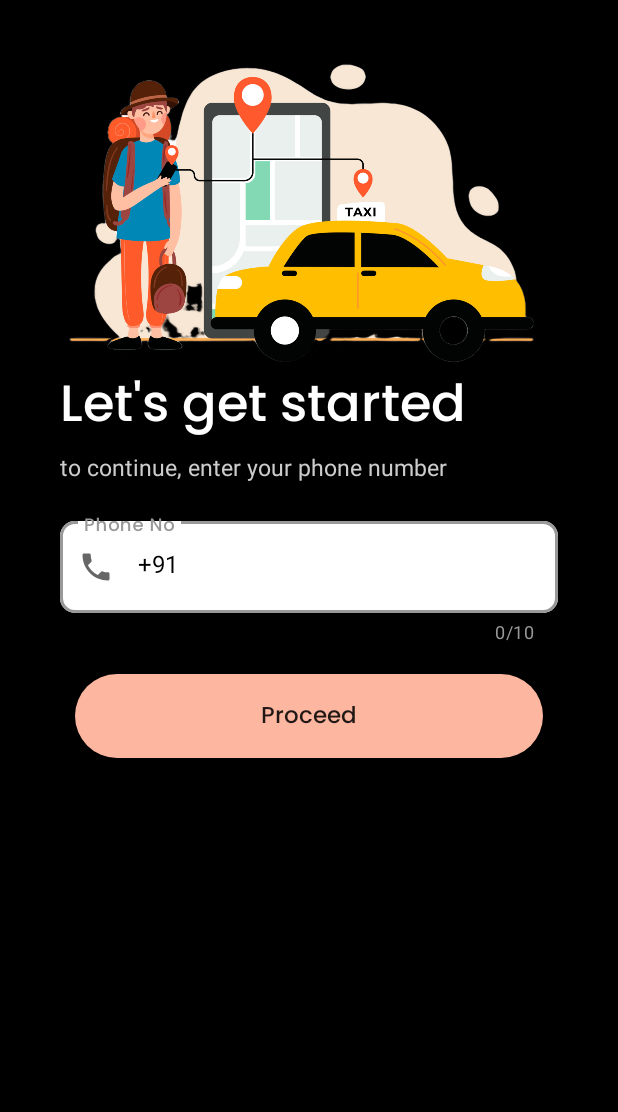
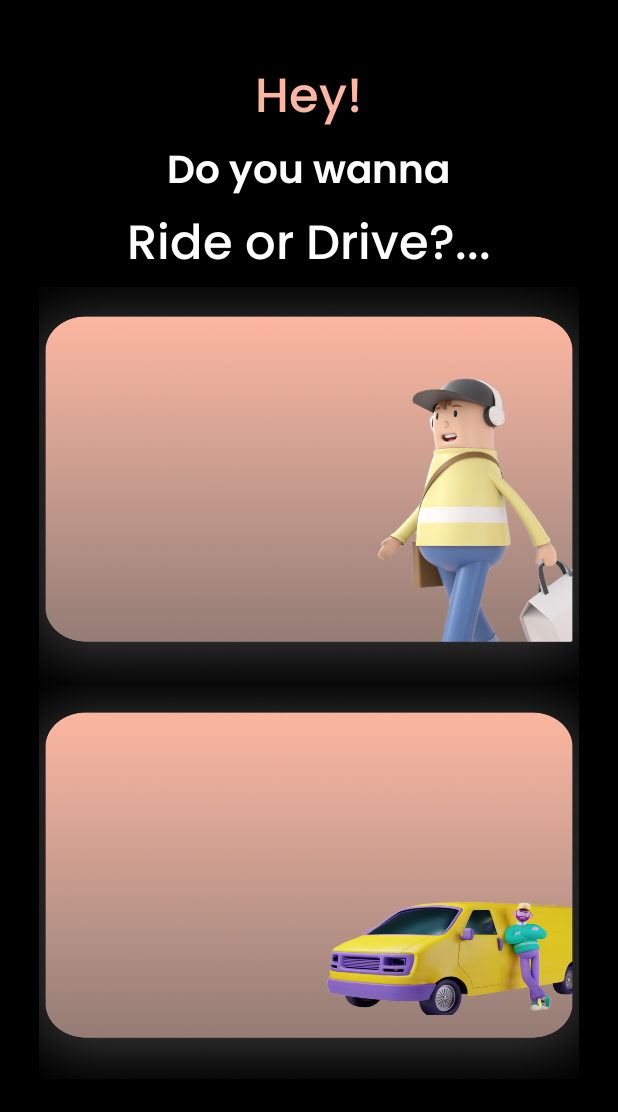
Before and after one commit to Rekt-Cat/Posito-Cabs, an Android app: the screen it shows after launch (LogInActivity before the commit, OnBoardingActivity after it), on a phone screen of 412 x 824 dp. Shown: the top 1112 px of the screen. Run offline under Robolectric (Android 15) with nearby library versions, the phone set to English and light mode, and no system bars.

Commit message:
splash screen1

```diff
--- a/app/src/main/AndroidManifest.xml
+++ b/app/src/main/AndroidManifest.xml
@@ -15,6 +15,9 @@
         android:theme="@style/Theme.PositoCabs"
         tools:targetApi="31">
         <activity
+            android:name=".Views.Auth.LogInActivity"
+            android:exported="false" />
+        <activity
             android:name=".Views.Auth.OtpActivity"
             android:exported="false" />
         <activity
@@ -30,7 +33,7 @@
             android:name=".MainActivity"
             android:exported="false" />
         <activity
-            android:name=".Views.Auth.LogInActivity"
+            android:name=".Views.OnBoardingActivity"
             android:exported="true">
             <intent-filter>
                 <action android:name="android.intent.action.MAIN" />
--- a/app/src/main/java/com/example/positocabs/Views/Auth/LogInActivity.java
+++ b/app/src/main/java/com/example/positocabs/Views/Auth/LogInActivity.java
@@ -31,7 +31,6 @@ public class LogInActivity extends AppCompatActivity {
     TextInputEditText phoneNo;
     AppCompatButton logInBtn;
 
-
     @Override
     protected void onCreate(Bundle savedInstanceState) {
         super.onCreate(savedInstanceState);
@@ -46,6 +45,8 @@ public class LogInActivity extends AppCompatActivity {
         auth=FirebaseAuth.getInstance();
 
         phoneNo.setText("");
+
+
 
         //Login logic
         logInBtn.setOnClickListener(new View.OnClickListener() {
@@ -102,7 +103,12 @@ public class LogInActivity extends AppCompatActivity {
                         progressBar.setVisibility(View.INVISIBLE);
                         logInBtn.setVisibility(View.VISIBLE);
 
+                        //getting userType intent
+                        Intent xintent = getIntent();
+                        int userType = xintent.getIntExtra("userType", 0);
+
                         Intent intent = new Intent(LogInActivity.this, OtpActivity.class);
+                        intent.putExtra("userType", userType);
                         intent.putExtra("phoneNo",phoneNo);
                         intent.putExtra("verificationId",verificationId);
                         startActivity(intent);
--- /dev/null
+++ b/app/src/main/java/com/example/positocabs/Views/OnBoardingActivity.java
@@ -0,0 +1,47 @@
+package com.example.positocabs.Views;
+
+import androidx.appcompat.app.AppCompatActivity;
+
+import android.content.Intent;
+import android.os.Bundle;
+import android.view.View;
+import android.widget.LinearLayout;
+
+import com.example.positocabs.R;
+import com.example.positocabs.Views.Auth.LogInActivity;
+
+public class OnBoardingActivity extends AppCompatActivity {
+
+    private LinearLayout rider,driver;
+
+    @Override
+    protected void onCreate(Bundle savedInstanceState) {
+        super.onCreate(savedInstanceState);
+        setContentView(R.layout.activity_on_boarding);
+
+        //casting views
+
+        rider=findViewById(R.id.rider_card);
+        driver=findViewById(R.id.driver_card);
+
+        rider.setOnClickListener(new View.OnClickListener() {
+            @Override
+            public void onClick(View view) {
+
+                Intent intent = new Intent(OnBoardingActivity.this, LogInActivity.class);
+                intent.putExtra("userType", 1);
+                startActivity(intent);
+            }
+        });
+
+        driver.setOnClickListener(new View.OnClickListener() {
+            @Override
+            public void onClick(View view) {
+
+                Intent intent = new Intent(OnBoardingActivity.this, LogInActivity.class);
+                intent.putExtra("userType", 2);
+                startActivity(intent);
+            }
+        });
+    }
+}
--- /dev/null
+++ b/app/src/main/res/layout/activity_on_boarding.xml
@@ -0,0 +1,109 @@
+<?xml version="1.0" encoding="utf-8"?>
+<LinearLayout xmlns:android="http://schemas.android.com/apk/res/android"
+    xmlns:app="http://schemas.android.com/apk/res-auto"
+    xmlns:tools="http://schemas.android.com/tools"
+    android:layout_width="match_parent"
+    android:layout_height="match_parent"
+    android:background="@color/black"
+    android:orientation="vertical"
+    android:paddingVertical="40dp"
+    android:paddingHorizontal="20dp"
+    tools:context=".Views.OnBoardingActivity">
+
+    <TextView
+        android:layout_width="wrap_content"
+        android:layout_height="wrap_content"
+        android:text="Hey!"
+        android:textColor="@color/my_orange1"
+        android:layout_gravity="center_horizontal"
+        android:textSize="32sp"
+        android:fontFamily="@font/poppins_medium"
+        />
+
+    <TextView
+        android:layout_width="wrap_content"
+        android:layout_height="wrap_content"
+        android:text="Do you wanna"
+        android:textColor="@color/white"
+        android:layout_gravity="center_horizontal"
+        android:textSize="26sp"
+        android:fontFamily="@font/poppins_semibold"
+        />
+
+    <TextView
+        android:layout_width="wrap_content"
+        android:layout_height="wrap_content"
+        android:text="Ride or Drive?..."
+        android:textColor="@color/white"
+        android:layout_gravity="center_horizontal"
+        android:textSize="32sp"
+        android:fontFamily="@font/poppins_medium"
+        />
+
+    <LinearLayout
+        android:id="@+id/rider_card"
+        android:layout_width="360dp"
+        android:layout_height="264dp"
+        android:background="@drawable/rider_card"
+        android:layout_gravity="center"
+        android:orientation="vertical"
+        android:padding="20dp">
+
+<!--        <TextView-->
+<!--            android:layout_width="match_parent"-->
+<!--            android:layout_height="wrap_content"-->
+<!--            android:text="Rider"-->
+<!--            android:textColor="@color/black"-->
+<!--            android:fontFamily="@font/poppins_medium"-->
+<!--            android:gravity="center_horizontal"-->
+<!--            android:layout_marginTop="10dp"-->
+<!--            android:textSize="24sp"/>-->
+
+<!--        <TextView-->
+<!--            android:layout_width="wrap_content"-->
+<!--            android:layout_height="wrap_content"-->
+<!--            android:textColor="@color/black"-->
+<!--            android:fontFamily="@font/poppins"-->
+<!--            android:text="Effortless rides, door-to-"-->
+<!--            android:textSize="18sp"-->
+<!--            android:layout_marginTop="10dp"/>-->
+
+<!--        <LinearLayout-->
+<!--            android:layout_width="match_parent"-->
+<!--            android:layout_height="wrap_content"-->
+<!--            android:orientation="horizontal">-->
+
+<!--            <TextView-->
+<!--                android:layout_width="wrap_content"-->
+<!--                android:layout_height="wrap_content"-->
+<!--                android:textColor="@color/black"-->
+<!--                android:fontFamily="@font/poppins"-->
+<!--                android:text="door service, "-->
+<!--                android:textSize="18sp" />-->
+<!--            <TextView-->
+<!--                android:layout_width="wrap_content"-->
+<!--                android:layout_height="wrap_content"-->
+<!--                android:textColor="@color/white"-->
+<!--                android:fontFamily="@font/poppins"-->
+<!--                android:text="convenient"-->
+<!--                android:textSize="18sp" />-->
+
+<!--        </LinearLayout>-->
+
+    </LinearLayout>
+
+    <LinearLayout
+        android:id="@+id/driver_card"
+        android:layout_width="360dp"
+        android:layout_height="264dp"
+        android:background="@drawable/driver_card"
+        android:layout_gravity="center"
+        android:orientation="vertical"
+        android:padding="20dp">
+
+    </LinearLayout>
+
+
+
+
+</LinearLayout>
```
Also changed, not shown: app/src/main/res/drawable/driver_card.png (added), app/src/main/res/drawable/rider_card.png (added).
